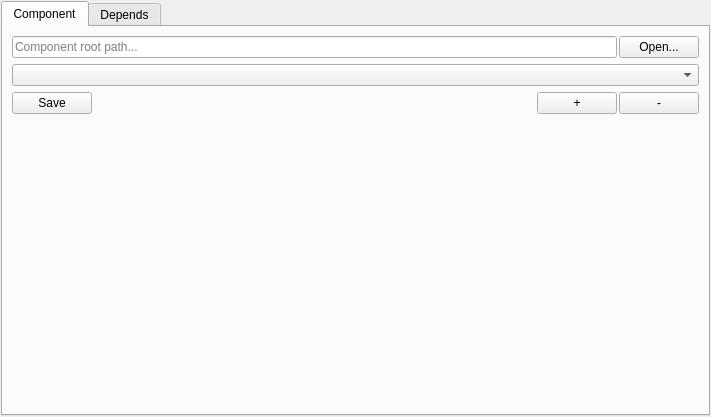
Above: ComponentMaster/Apps/MainWindow/src/gui/mainwindow.ui from VinTRiZz/Components-Infrastructure before the change. Below: the same form after it.
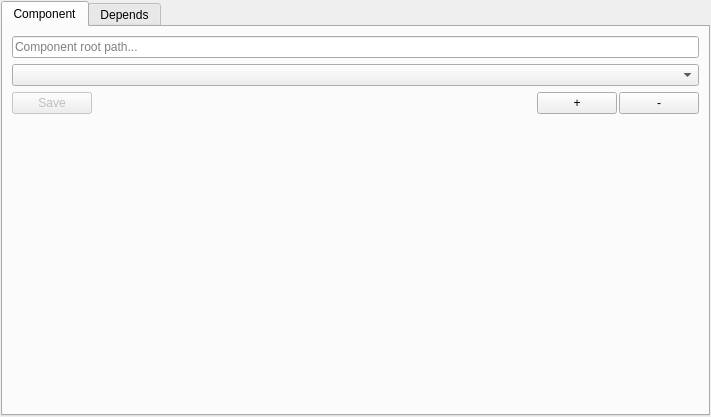
That is the form after the change.

```diff
--- a/ComponentMaster/Apps/MainWindow/src/gui/mainwindow.ui
+++ b/ComponentMaster/Apps/MainWindow/src/gui/mainwindow.ui
@@ -52,13 +52,6 @@
             </property>
            </widget>
           </item>
-          <item>
-           <widget class="QPushButton" name="pushButtonSetRoot">
-            <property name="text">
-             <string>Open...</string>
-            </property>
-           </widget>
-          </item>
          </layout>
         </item>
         <item>
@@ -71,6 +64,9 @@
           </property>
           <item>
            <widget class="QPushButton" name="pushButtonSaveConfig">
+            <property name="enabled">
+             <bool>false</bool>
+            </property>
             <property name="text">
              <string>Save</string>
             </property>
```
